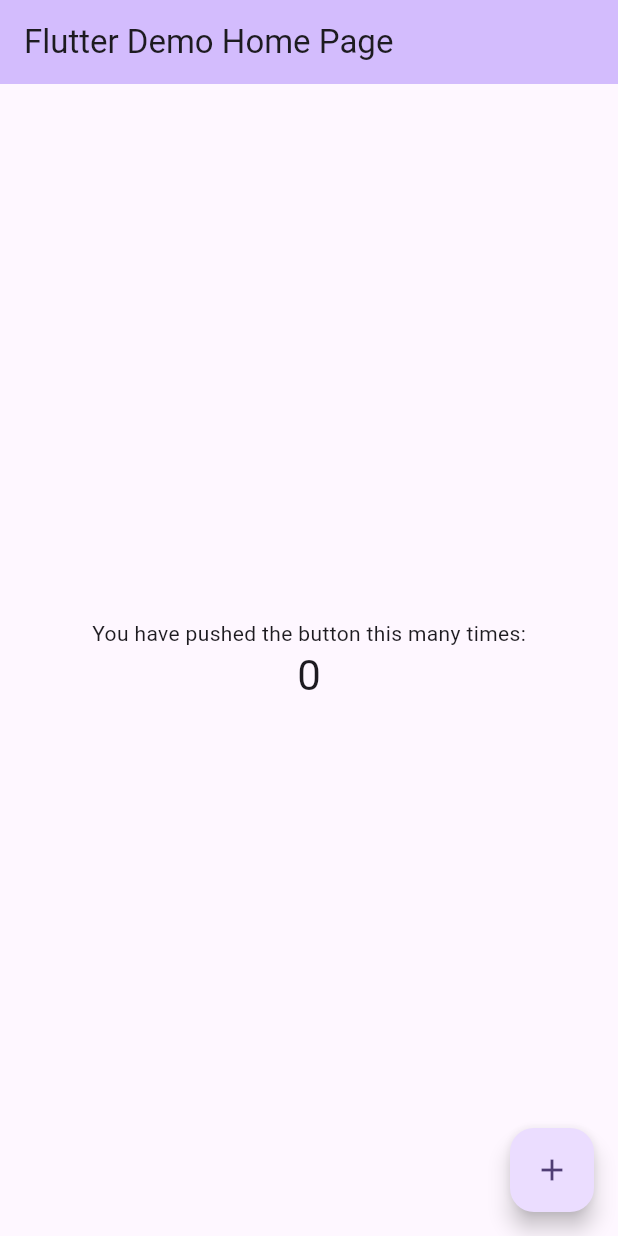
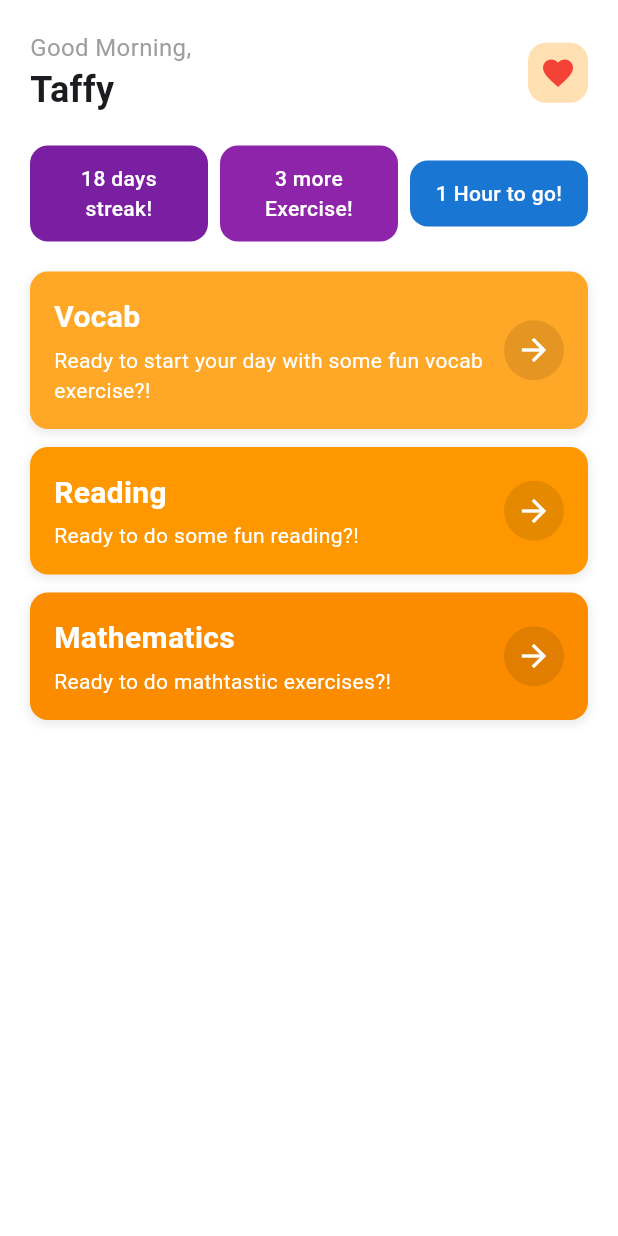
Before and after one commit to dimslalom/-TEKBER_-IUP-_Kelompok-4, a Flutter app: the screen it shows after launch, on a phone screen of 412 x 824 dp. Run offline on Flutter 3.47's test engine with Material 3 defaults, Android fonts, the phone set to English and light mode, and no system bars.

Commit message:
Create Homepage

```diff
--- a/lib/main.dart
+++ b/lib/main.dart
@@ -7,119 +7,228 @@ void main() {
 class MyApp extends StatelessWidget {
   const MyApp({super.key});
 
-  // This widget is the root of your application.
   @override
   Widget build(BuildContext context) {
     return MaterialApp(
-      title: 'Flutter Demo',
+      title: 'Educational App',
       theme: ThemeData(
-        // This is the theme of your application.
-        //
-        // TRY THIS: Try running your application with "flutter run". You'll see
-        // the application has a purple toolbar. Then, without quitting the app,
-        // try changing the seedColor in the colorScheme below to Colors.green
-        // and then invoke "hot reload" (save your changes or press the "hot
-        // reload" button in a Flutter-supported IDE, or press "r" if you used
-        // the command line to start the app).
-        //
-        // Notice that the counter didn't reset back to zero; the application
-        // state is not lost during the reload. To reset the state, use hot
-        // restart instead.
-        //
-        // This works for code too, not just values: Most code changes can be
-        // tested with just a hot reload.
-        colorScheme: ColorScheme.fromSeed(seedColor: Colors.deepPurple),
-        useMaterial3: true,
+        primarySwatch: Colors.purple,
+        visualDensity: VisualDensity.adaptivePlatformDensity,
       ),
-      home: const MyHomePage(title: 'Flutter Demo Home Page'),
+      home: const HomePage(),
     );
   }
 }
 
-class MyHomePage extends StatefulWidget {
-  const MyHomePage({super.key, required this.title});
-
-  // This widget is the home page of your application. It is stateful, meaning
-  // that it has a State object (defined below) that contains fields that affect
-  // how it looks.
-
-  // This class is the configuration for the state. It holds the values (in this
-  // case the title) provided by the parent (in this case the App widget) and
-  // used by the build method of the State. Fields in a Widget subclass are
-  // always marked "final".
-
-  final String title;
-
-  @override
-  State<MyHomePage> createState() => _MyHomePageState();
-}
-
-class _MyHomePageState extends State<MyHomePage> {
-  int _counter = 0;
-
-  void _incrementCounter() {
-    setState(() {
-      // This call to setState tells the Flutter framework that something has
-      // changed in this State, which causes it to rerun the build method below
-      // so that the display can reflect the updated values. If we changed
-      // _counter without calling setState(), then the build method would not be
-      // called again, and so nothing would appear to happen.
-      _counter++;
-    });
-  }
+class HomePage extends StatelessWidget {
+  const HomePage({super.key});
 
   @override
   Widget build(BuildContext context) {
-    // This method is rerun every time setState is called, for instance as done
-    // by the _incrementCounter method above.
-    //
-    // The Flutter framework has been optimized to make rerunning build methods
-    // fast, so that you can just rebuild anything that needs updating rather
-    // than having to individually change instances of widgets.
     return Scaffold(
-      appBar: AppBar(
-        // TRY THIS: Try changing the color here to a specific color (to
-        // Colors.amber, perhaps?) and trigger a hot reload to see the AppBar
-        // change color while the other colors stay the same.
-        backgroundColor: Theme.of(context).colorScheme.inversePrimary,
-        // Here we take the value from the MyHomePage object that was created by
-        // the App.build method, and use it to set our appbar title.
-        title: Text(widget.title),
-      ),
-      body: Center(
-        // Center is a layout widget. It takes a single child and positions it
-        // in the middle of the parent.
-        child: Column(
-          // Column is also a layout widget. It takes a list of children and
-          // arranges them vertically. By default, it sizes itself to fit its
-          // children horizontally, and tries to be as tall as its parent.
-          //
-          // Column has various properties to control how it sizes itself and
-          // how it positions its children. Here we use mainAxisAlignment to
-          // center the children vertically; the main axis here is the vertical
-          // axis because Columns are vertical (the cross axis would be
-          // horizontal).
-          //
-          // TRY THIS: Invoke "debug painting" (choose the "Toggle Debug Paint"
-          // action in the IDE, or press "p" in the console), to see the
-          // wireframe for each widget.
-          mainAxisAlignment: MainAxisAlignment.center,
-          children: <Widget>[
-            const Text(
-              'You have pushed the button this many times:',
-            ),
-            Text(
-              '$_counter',
-              style: Theme.of(context).textTheme.headlineMedium,
-            ),
-          ],
+      body: Container(
+        color: Colors.white,
+        padding: const EdgeInsets.all(20),
+        child: SafeArea(
+          child: Column(
+            crossAxisAlignment: CrossAxisAlignment.start,
+            children: [
+              // Header Section
+              Row(
+                mainAxisAlignment: MainAxisAlignment.spaceBetween,
+                children: [
+                  const Column(
+                    crossAxisAlignment: CrossAxisAlignment.start,
+                    children: [
+                      Text(
+                        'Good Morning,',
+                        style: TextStyle(
+                          color: Colors.grey,
+                          fontSize: 16,
+                        ),
+                      ),
+                      Text(
+                        'Taffy',
+                        style: TextStyle(
+                          fontSize: 24,
+                          fontWeight: FontWeight.bold,
+                        ),
+                      ),
+                    ],
+                  ),
+                  Container(
+                    padding: const EdgeInsets.all(8),
+                    decoration: BoxDecoration(
+                      color: Colors.orange[100],
+                      borderRadius: BorderRadius.circular(12),
+                    ),
+                    child: const Icon(
+                      Icons.favorite,
+                      color: Colors.red,
+                      size: 24,
+                    ),
+                  ),
+                ],
+              ),
+              const SizedBox(height: 20),
+
+              // Badges Section
+              Row(
+                children: [
+                  Expanded(
+                    child: Container(
+                      padding: const EdgeInsets.all(12),
+                      decoration: BoxDecoration(
+                        color: Colors.purple[700],
+                        borderRadius: BorderRadius.circular(12),
+                      ),
+                      child: const Text(
+                        '18 days streak!',
+                        textAlign: TextAlign.center,
+                        style: TextStyle(
+                          color: Colors.white,
+                          fontSize: 14,
+                          fontWeight: FontWeight.w500,
+                        ),
+                      ),
+                    ),
+                  ),
+                  const SizedBox(width: 8),
+                  Expanded(
+                    child: Container(
+                      padding: const EdgeInsets.all(12),
+                      decoration: BoxDecoration(
+                        color: Colors.purple[600],
+                        borderRadius: BorderRadius.circular(12),
+                      ),
+                      child: const Text(
+                        '3 more Exercise!',
+                        textAlign: TextAlign.center,
+                        style: TextStyle(
+                          color: Colors.white,
+                          fontSize: 14,
+                          fontWeight: FontWeight.w500,
+                        ),
+                      ),
+                    ),
+                  ),
+                  const SizedBox(width: 8),
+                  Expanded(
+                    child: Container(
+                      padding: const EdgeInsets.all(12),
+                      decoration: BoxDecoration(
+                        color: Colors.blue[700],
+                        borderRadius: BorderRadius.circular(12),
+                      ),
+                      child: const Text(
+                        '1 Hour to go!',
+                        textAlign: TextAlign.center,
+                        style: TextStyle(
+                          color: Colors.white,
+                          fontSize: 14,
+                          fontWeight: FontWeight.w500,
+                        ),
+                      ),
+                    ),
+                  ),
+                ],
+              ),
+              const SizedBox(height: 20),
+
+              // Subject Cards
+              SubjectCard(
+                title: 'Vocab',
+                description: 'Ready to start your day with some fun vocab exercise?!',
+                color: Colors.orange[400]!,
+              ),
+              const SizedBox(height: 12),
+              SubjectCard(
+                title: 'Reading',
+                description: 'Ready to do some fun reading?!',
+                color: Colors.orange[500]!,
+              ),
+              const SizedBox(height: 12),
+              SubjectCard(
+                title: 'Mathematics',
+                description: 'Ready to do mathtastic exercises?!',
+                color: Colors.orange[600]!,
+              ),
+            ],
+          ),
         ),
       ),
-      floatingActionButton: FloatingActionButton(
-        onPressed: _incrementCounter,
-        tooltip: 'Increment',
-        child: const Icon(Icons.add),
-      ), // This trailing comma makes auto-formatting nicer for build methods.
     );
   }
 }
+
+class SubjectCard extends StatelessWidget {
+  final String title;
+  final String description;
+  final Color color;
+
+  const SubjectCard({
+    super.key,
+    required this.title,
+    required this.description,
+    required this.color,
+  });
+
+  @override
+  Widget build(BuildContext context) {
+    return Container(
+      padding: const EdgeInsets.all(16),
+      decoration: BoxDecoration(
+        color: color,
+        borderRadius: BorderRadius.circular(12),
+        boxShadow: [
+          BoxShadow(
+            color: Colors.grey.withOpacity(0.2),
+            spreadRadius: 1,
+            blurRadius: 4,
+            offset: const Offset(0, 2),
+          ),
+        ],
+      ),
+      child: Row(
+        mainAxisAlignment: MainAxisAlignment.spaceBetween,
+        children: [
+          Expanded(
+            child: Column(
+              crossAxisAlignment: CrossAxisAlignment.start,
+              children: [
+                Text(
+                  title,
+                  style: const TextStyle(
+                    color: Colors.white,
+                    fontSize: 20,
+                    fontWeight: FontWeight.bold,
+                  ),
+                ),
+                const SizedBox(height: 4),
+                Text(
+                  description,
+                  style: const TextStyle(
+                    color: Colors.white,
+                    fontSize: 14,
+                  ),
+                ),
+              ],
+            ),
+          ),
+          Container(
+            padding: const EdgeInsets.all(8),
+            decoration: BoxDecoration(
+              color: Colors.black.withOpacity(0.1),
+              shape: BoxShape.circle,
+            ),
+            child: const Icon(
+              Icons.arrow_forward,
+              color: Colors.white,
+              size: 24,
+            ),
+          ),
+        ],
+      ),
+    );
+  }
+}
--- a/pubspec.yaml
+++ b/pubspec.yaml
@@ -1,4 +1,4 @@
-name: group4_application
+name: homepage
 description: "A new Flutter project."
 # The following line prevents the package from being accidentally published to
 # pub.dev using `flutter pub publish`. This is preferred for private packages.
```
Also changed, not shown: 17 other files.
